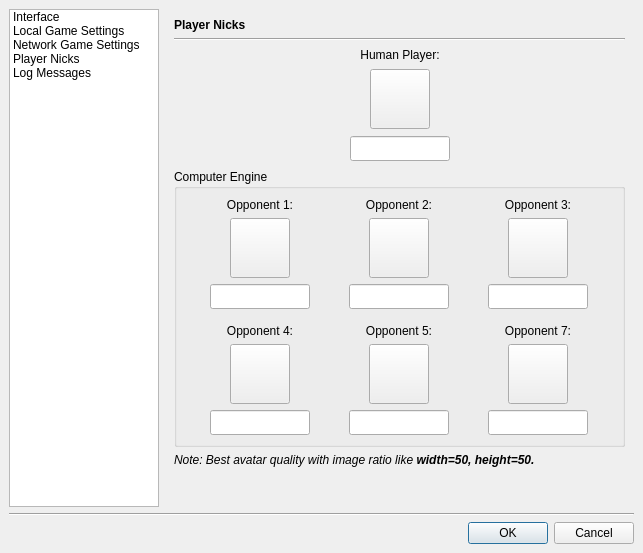
This is src/gui/qt/settingsdialog.ui in pokerth/pokerth as Qt 5 draws it before an edit. The edited form follows.
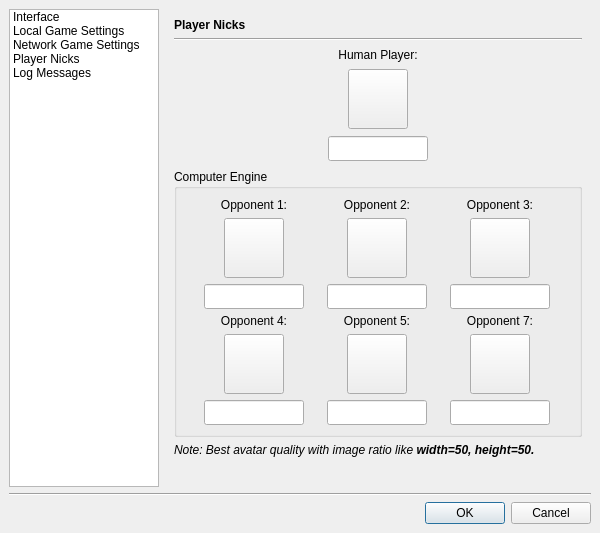
This is the edited form. The open tabs and pages were chosen to show the change. Icons and pictures are not drawn. Custom widgets are drawn as their Qt base class.

Diff of the .ui file:
```diff
--- a/src/gui/qt/settingsdialog.ui
+++ b/src/gui/qt/settingsdialog.ui
@@ -5,10 +5,16 @@
    <rect>
     <x>0</x>
     <y>0</y>
-    <width>593</width>
-    <height>553</height>
+    <width>600</width>
+    <height>533</height>
    </rect>
   </property>
+  <property name="maximumSize" >
+   <size>
+    <width>600</width>
+    <height>16777215</height>
+   </size>
+  </property>
   <property name="windowTitle" >
    <string>Settings</string>
   </property>
@@ -36,6 +42,47 @@
      </property>
     </widget>
    </item>
+   <item row="0" column="0" >
+    <widget class="QListWidget" name="listWidget" >
+     <property name="minimumSize" >
+      <size>
+       <width>150</width>
+       <height>0</height>
+      </size>
+     </property>
+     <property name="maximumSize" >
+      <size>
+       <width>150</width>
+       <height>16777215</height>
+      </size>
+     </property>
+     <item>
+      <property name="text" >
+       <string>Interface</string>
+      </property>
+     </item>
+     <item>
+      <property name="text" >
+       <string>Local Game Settings</string>
+      </property>
+     </item>
+     <item>
+      <property name="text" >
+       <string>Network Game Settings</string>
+      </property>
+     </item>
+     <item>
+      <property name="text" >
+       <string>Player Nicks</string>
+      </property>
+     </item>
+     <item>
+      <property name="text" >
+       <string>Log Messages</string>
+      </property>
+     </item>
+    </widget>
+   </item>
    <item row="0" column="1" >
     <widget class="QStackedWidget" name="stackedWidget" >
      <property name="currentIndex" >
@@ -49,6 +96,94 @@
        <property name="spacing" >
         <number>6</number>
        </property>
+       <item row="9" column="0" >
+        <widget class="QGroupBox" name="groupBox_4" >
+         <property name="title" >
+          <string/>
+         </property>
+         <layout class="QGridLayout" >
+          <property name="margin" >
+           <number>9</number>
+          </property>
+          <property name="spacing" >
+           <number>6</number>
+          </property>
+          <item row="0" column="1" >
+           <spacer>
+            <property name="orientation" >
+             <enum>Qt::Horizontal</enum>
+            </property>
+            <property name="sizeHint" >
+             <size>
+              <width>40</width>
+              <height>20</height>
+             </size>
+            </property>
+           </spacer>
+          </item>
+          <item row="0" column="0" >
+           <widget class="QCheckBox" name="checkBox_playSoundEffects" >
+            <property name="text" >
+             <string>Play sound effects</string>
+            </property>
+           </widget>
+          </item>
+          <item row="0" column="2" >
+           <layout class="QHBoxLayout" >
+            <property name="margin" >
+             <number>0</number>
+            </property>
+            <property name="spacing" >
+             <number>6</number>
+            </property>
+            <item>
+             <widget class="QLabel" name="label_25" >
+              <property name="text" >
+               <string>Sound Volume:</string>
+              </property>
+             </widget>
+            </item>
+            <item>
+             <widget class="QLabel" name="label_soundVolume" >
+              <property name="minimumSize" >
+               <size>
+                <width>20</width>
+                <height>0</height>
+               </size>
+              </property>
+              <property name="text" >
+               <string>10</string>
+              </property>
+             </widget>
+            </item>
+            <item>
+             <widget class="QSlider" name="horizontalSlider_soundVolume" >
+              <property name="minimum" >
+               <number>1</number>
+              </property>
+              <property name="maximum" >
+               <number>10</number>
+              </property>
+              <property name="value" >
+               <number>8</number>
+              </property>
+              <property name="orientation" >
+               <enum>Qt::Horizontal</enum>
+              </property>
+             </widget>
+            </item>
+           </layout>
+          </item>
+         </layout>
+        </widget>
+       </item>
+       <item row="7" column="0" >
+        <widget class="QCheckBox" name="checkBox_showFlipCardsAnimation" >
+         <property name="text" >
+          <string>Show flip-card animation</string>
+         </property>
+        </widget>
+       </item>
        <item row="10" column="0" >
         <widget class="QGroupBox" name="groupBox" >
          <property name="title" >
@@ -143,12 +278,18 @@
          </layout>
         </widget>
        </item>
-       <item row="7" column="0" >
-        <widget class="QCheckBox" name="checkBox_showFlipCardsAnimation" >
-         <property name="text" >
-          <string>Show flip-card animation</string>
+       <item row="11" column="0" >
+        <spacer>
+         <property name="orientation" >
+          <enum>Qt::Vertical</enum>
          </property>
-        </widget>
+         <property name="sizeHint" >
+          <size>
+           <width>20</width>
+           <height>40</height>
+          </size>
+         </property>
+        </spacer>
        </item>
        <item row="8" column="0" >
         <widget class="QCheckBox" name="checkBox_showBlindButtons" >
@@ -212,26 +353,6 @@
          </property>
         </widget>
        </item>
-       <item row="11" column="0" >
-        <spacer>
-         <property name="orientation" >
-          <enum>Qt::Vertical</enum>
-         </property>
-         <property name="sizeHint" >
-          <size>
-           <width>20</width>
-           <height>40</height>
-          </size>
-         </property>
-        </spacer>
-       </item>
-       <item row="9" column="0" >
-        <widget class="QCheckBox" name="checkBox_playSoundEffects" >
-         <property name="text" >
-          <string>Play sound effects</string>
-         </property>
-        </widget>
-       </item>
       </layout>
      </widget>
      <widget class="QWidget" name="page_2" >
@@ -679,37 +800,203 @@
        <property name="spacing" >
         <number>6</number>
        </property>
-       <item row="5" column="0" >
+       <item row="1" column="0" >
+        <widget class="Line" name="line_4" >
+         <property name="orientation" >
+          <enum>Qt::Horizontal</enum>
+         </property>
+        </widget>
+       </item>
+       <item row="0" column="0" >
+        <widget class="QLabel" name="label_7" >
+         <property name="font" >
+          <font>
+           <weight>75</weight>
+           <bold>true</bold>
+          </font>
+         </property>
+         <property name="text" >
+          <string>Player Nicks</string>
+         </property>
+        </widget>
+       </item>
+       <item row="2" column="0" >
+        <layout class="QHBoxLayout" >
+         <property name="margin" >
+          <number>0</number>
+         </property>
+         <property name="spacing" >
+          <number>6</number>
+         </property>
+         <item>
         <spacer>
          <property name="orientation" >
-          <enum>Qt::Vertical</enum>
+            <enum>Qt::Horizontal</enum>
          </property>
          <property name="sizeHint" >
           <size>
-           <width>451</width>
+             <width>151</width>
+             <height>116</height>
+            </size>
+           </property>
+          </spacer>
+         </item>
+         <item>
+          <layout class="QGridLayout" >
+           <property name="margin" >
+            <number>0</number>
+           </property>
+           <property name="spacing" >
+            <number>6</number>
+           </property>
+           <item row="1" column="0" >
+            <layout class="QHBoxLayout" >
+             <property name="margin" >
+              <number>0</number>
+             </property>
+             <property name="spacing" >
+              <number>6</number>
+             </property>
+             <item>
+              <spacer>
+               <property name="orientation" >
+                <enum>Qt::Horizontal</enum>
+               </property>
+               <property name="sizeType" >
+                <enum>QSizePolicy::Fixed</enum>
+               </property>
+               <property name="sizeHint" >
+                <size>
+                 <width>3</width>
+                 <height>20</height>
+                </size>
+               </property>
+              </spacer>
+             </item>
+             <item>
+              <widget class="MyHPAvatarButton" name="pushButton_HumanPlayerAvatar" >
+               <property name="sizePolicy" >
+                <sizepolicy>
+                 <hsizetype>13</hsizetype>
+                 <vsizetype>13</vsizetype>
+                 <horstretch>0</horstretch>
+                 <verstretch>0</verstretch>
+                </sizepolicy>
+               </property>
+               <property name="minimumSize" >
+                <size>
+                 <width>60</width>
+                 <height>60</height>
+                </size>
+               </property>
+               <property name="maximumSize" >
+                <size>
+                 <width>60</width>
+                 <height>60</height>
+                </size>
+               </property>
+               <property name="iconSize" >
+                <size>
+                 <width>50</width>
+                 <height>50</height>
+                </size>
+               </property>
+              </widget>
+             </item>
+             <item>
+              <spacer>
+               <property name="orientation" >
+                <enum>Qt::Horizontal</enum>
+               </property>
+               <property name="sizeType" >
+                <enum>QSizePolicy::Fixed</enum>
+               </property>
+               <property name="sizeHint" >
+                <size>
+                 <width>3</width>
+                 <height>20</height>
+                </size>
+               </property>
+              </spacer>
+             </item>
+            </layout>
+           </item>
+           <item row="2" column="0" >
+            <widget class="QLineEdit" name="lineEdit_HumanPlayerName" >
+             <property name="sizePolicy" >
+              <sizepolicy>
+               <hsizetype>0</hsizetype>
+               <vsizetype>0</vsizetype>
+               <horstretch>0</horstretch>
+               <verstretch>0</verstretch>
+              </sizepolicy>
+             </property>
+             <property name="minimumSize" >
+              <size>
+               <width>100</width>
+               <height>25</height>
+              </size>
+             </property>
+             <property name="maximumSize" >
+              <size>
+               <width>100</width>
+               <height>25</height>
+              </size>
+             </property>
+             <property name="maxLength" >
+              <number>12</number>
+             </property>
+            </widget>
+           </item>
+           <item row="0" column="0" >
+            <widget class="QLabel" name="label_8" >
+             <property name="sizePolicy" >
+              <sizepolicy>
+               <hsizetype>0</hsizetype>
+               <vsizetype>0</vsizetype>
+               <horstretch>0</horstretch>
+               <verstretch>0</verstretch>
+              </sizepolicy>
+             </property>
+             <property name="minimumSize" >
+              <size>
+               <width>100</width>
            <height>0</height>
           </size>
          </property>
-        </spacer>
-       </item>
-       <item row="4" column="0" >
-        <widget class="QLabel" name="label_38" >
+             <property name="maximumSize" >
+              <size>
+               <width>100</width>
+               <height>16777215</height>
+              </size>
+             </property>
          <property name="text" >
-          <string>&lt;html>&lt;head>&lt;meta name="qrichtext" content="1" />&lt;style type="text/css">
-p, li { white-space: pre-wrap; }
-&lt;/style>&lt;/head>&lt;body style=" font-family:'Nimbus Sans L'; font-size:9pt; font-weight:400; font-style:normal; text-decoration:none;">
-&lt;p style=" margin-top:0px; margin-bottom:0px; margin-left:0px; margin-right:0px; -qt-block-indent:0; text-indent:0px;">&lt;span style=" font-style:italic;">Note: Best avatar quality with image ratio like &lt;/span>&lt;span style=" font-weight:600; font-style:italic;">width=50, height=50.&lt;/span>&lt;/p>&lt;/body>&lt;/html></string>
-         </property>
-        </widget>
+              <string>Human Player:</string>
+             </property>
+             <property name="alignment" >
+              <set>Qt::AlignCenter</set>
+             </property>
+            </widget>
+           </item>
+          </layout>
+         </item>
+         <item>
+          <spacer>
+           <property name="orientation" >
+            <enum>Qt::Horizontal</enum>
+           </property>
+           <property name="sizeHint" >
+            <size>
+             <width>151</width>
+             <height>116</height>
+            </size>
+           </property>
+          </spacer>
+         </item>
+        </layout>
        </item>
        <item row="3" column="0" >
         <widget class="QGroupBox" name="groupBox_3" >
-         <property name="minimumSize" >
-          <size>
-           <width>359</width>
-           <height>273</height>
-          </size>
-         </property>
          <property name="title" >
           <string>Computer Engine</string>
          </property>
@@ -718,7 +1005,7 @@
            <number>9</number>
           </property>
           <property name="spacing" >
-           <number>15</number>
+           <number>5</number>
           </property>
           <item row="1" column="2" >
            <layout class="QGridLayout" >
@@ -1557,200 +1844,28 @@
          </layout>
         </widget>
        </item>
-       <item row="2" column="0" >
-        <layout class="QHBoxLayout" >
-         <property name="margin" >
-          <number>0</number>
-         </property>
-         <property name="spacing" >
-          <number>6</number>
-         </property>
-         <item>
-          <spacer>
-           <property name="orientation" >
-            <enum>Qt::Horizontal</enum>
-           </property>
-           <property name="sizeHint" >
-            <size>
-             <width>151</width>
-             <height>116</height>
-            </size>
-           </property>
-          </spacer>
-         </item>
-         <item>
-          <layout class="QGridLayout" >
-           <property name="margin" >
-            <number>0</number>
-           </property>
-           <property name="spacing" >
-            <number>6</number>
-           </property>
-           <item row="1" column="0" >
-            <layout class="QHBoxLayout" >
-             <property name="margin" >
-              <number>0</number>
-             </property>
-             <property name="spacing" >
-              <number>6</number>
-             </property>
-             <item>
-              <spacer>
-               <property name="orientation" >
-                <enum>Qt::Horizontal</enum>
-               </property>
-               <property name="sizeType" >
-                <enum>QSizePolicy::Fixed</enum>
-               </property>
-               <property name="sizeHint" >
-                <size>
-                 <width>3</width>
-                 <height>20</height>
-                </size>
-               </property>
-              </spacer>
-             </item>
-             <item>
-              <widget class="MyHPAvatarButton" name="pushButton_HumanPlayerAvatar" >
-               <property name="sizePolicy" >
-                <sizepolicy>
-                 <hsizetype>13</hsizetype>
-                 <vsizetype>13</vsizetype>
-                 <horstretch>0</horstretch>
-                 <verstretch>0</verstretch>
-                </sizepolicy>
-               </property>
-               <property name="minimumSize" >
-                <size>
-                 <width>60</width>
-                 <height>60</height>
-                </size>
-               </property>
-               <property name="maximumSize" >
-                <size>
-                 <width>60</width>
-                 <height>60</height>
-                </size>
-               </property>
-               <property name="iconSize" >
-                <size>
-                 <width>50</width>
-                 <height>50</height>
-                </size>
-               </property>
-              </widget>
-             </item>
-             <item>
-              <spacer>
-               <property name="orientation" >
-                <enum>Qt::Horizontal</enum>
-               </property>
-               <property name="sizeType" >
-                <enum>QSizePolicy::Fixed</enum>
-               </property>
-               <property name="sizeHint" >
-                <size>
-                 <width>3</width>
-                 <height>20</height>
-                </size>
-               </property>
-              </spacer>
-             </item>
-            </layout>
-           </item>
-           <item row="2" column="0" >
-            <widget class="QLineEdit" name="lineEdit_HumanPlayerName" >
-             <property name="sizePolicy" >
-              <sizepolicy>
-               <hsizetype>0</hsizetype>
-               <vsizetype>0</vsizetype>
-               <horstretch>0</horstretch>
-               <verstretch>0</verstretch>
-              </sizepolicy>
-             </property>
-             <property name="minimumSize" >
-              <size>
-               <width>100</width>
-               <height>25</height>
-              </size>
-             </property>
-             <property name="maximumSize" >
-              <size>
-               <width>100</width>
-               <height>25</height>
-              </size>
-             </property>
-             <property name="maxLength" >
-              <number>12</number>
-             </property>
-            </widget>
-           </item>
-           <item row="0" column="0" >
-            <widget class="QLabel" name="label_8" >
-             <property name="sizePolicy" >
-              <sizepolicy>
-               <hsizetype>0</hsizetype>
-               <vsizetype>0</vsizetype>
-               <horstretch>0</horstretch>
-               <verstretch>0</verstretch>
-              </sizepolicy>
-             </property>
-             <property name="minimumSize" >
-              <size>
-               <width>100</width>
-               <height>0</height>
-              </size>
-             </property>
-             <property name="maximumSize" >
-              <size>
-               <width>100</width>
-               <height>16777215</height>
-              </size>
-             </property>
+       <item row="4" column="0" >
+        <widget class="QLabel" name="label_38" >
              <property name="text" >
-              <string>Human Player:</string>
-             </property>
-             <property name="alignment" >
-              <set>Qt::AlignCenter</set>
-             </property>
-            </widget>
-           </item>
-          </layout>
-         </item>
-         <item>
+          <string>&lt;html>&lt;head>&lt;meta name="qrichtext" content="1" />&lt;style type="text/css">
+p, li { white-space: pre-wrap; }
+&lt;/style>&lt;/head>&lt;body style=" font-family:'Nimbus Sans L'; font-size:9pt; font-weight:400; font-style:normal; text-decoration:none;">
+&lt;p style=" margin-top:0px; margin-bottom:0px; margin-left:0px; margin-right:0px; -qt-block-indent:0; text-indent:0px;">&lt;span style=" font-style:italic;">Note: Best avatar quality with image ratio like &lt;/span>&lt;span style=" font-weight:600; font-style:italic;">width=50, height=50.&lt;/span>&lt;/p>&lt;/body>&lt;/html></string>
+         </property>
+        </widget>
+       </item>
+       <item row="5" column="0" >
           <spacer>
            <property name="orientation" >
-            <enum>Qt::Horizontal</enum>
+          <enum>Qt::Vertical</enum>
            </property>
            <property name="sizeHint" >
             <size>
-             <width>151</width>
-             <height>116</height>
+           <width>20</width>
+           <height>40</height>
             </size>
            </property>
           </spacer>
-         </item>
-        </layout>
-       </item>
-       <item row="0" column="0" >
-        <widget class="QLabel" name="label_7" >
-         <property name="font" >
-          <font>
-           <weight>75</weight>
-           <bold>true</bold>
-          </font>
-         </property>
-         <property name="text" >
-          <string>Player Nicks</string>
-         </property>
-        </widget>
-       </item>
-       <item row="1" column="0" >
-        <widget class="Line" name="line_4" >
-         <property name="orientation" >
-          <enum>Qt::Horizontal</enum>
-         </property>
-        </widget>
        </item>
       </layout>
      </widget>
@@ -1965,47 +2080,6 @@
      </widget>
     </widget>
    </item>
-   <item row="0" column="0" >
-    <widget class="QListWidget" name="listWidget" >
-     <property name="minimumSize" >
-      <size>
-       <width>150</width>
-       <height>0</height>
-      </size>
-     </property>
-     <property name="maximumSize" >
-      <size>
-       <width>150</width>
-       <height>16777215</height>
-      </size>
-     </property>
-     <item>
-      <property name="text" >
-       <string>Interface</string>
-      </property>
-     </item>
-     <item>
-      <property name="text" >
-       <string>Local Game Settings</string>
-      </property>
-     </item>
-     <item>
-      <property name="text" >
-       <string>Network Game Settings</string>
-      </property>
-     </item>
-     <item>
-      <property name="text" >
-       <string>Player Nicks</string>
-      </property>
-     </item>
-     <item>
-      <property name="text" >
-       <string>Log Messages</string>
-      </property>
-     </item>
-    </widget>
-   </item>
   </layout>
  </widget>
  <customwidgets>
```
Left out of the diff: 21 changed lines with no effect on the pictures. Lines whose indentation alone changed are shown as unchanged.
